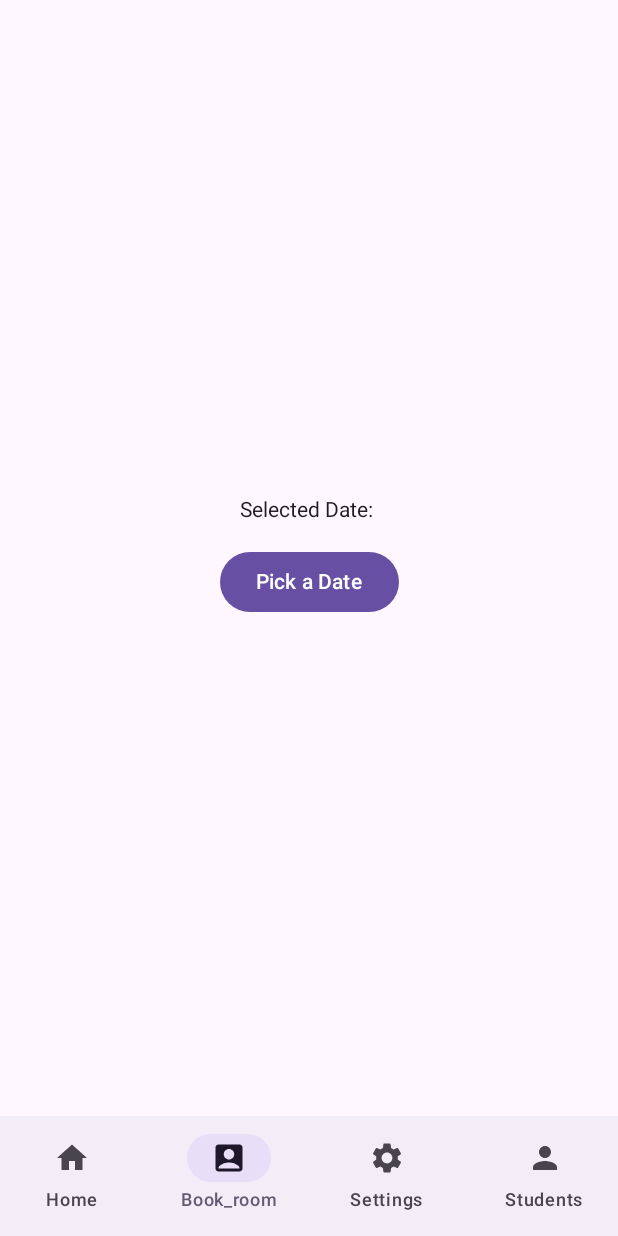
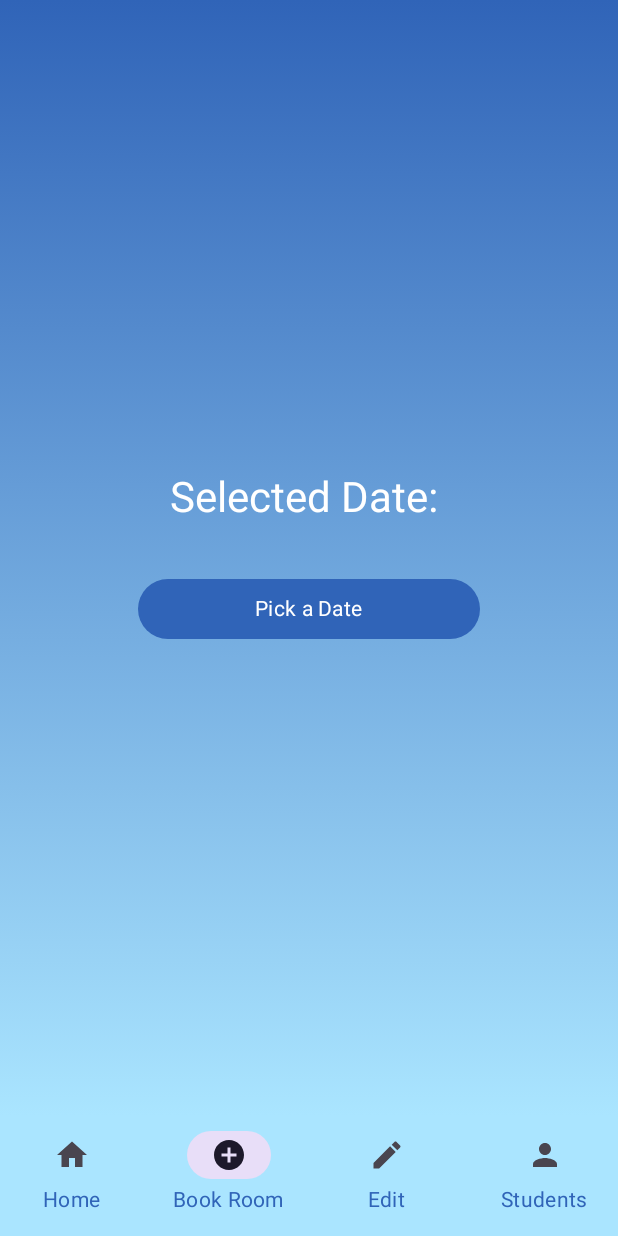
Before and after one commit to Harjappan-Singh/Room_Booking_Android, an Android app built with Jetpack Compose: the HomeScreen screen opened through its navigation route, item 2 of the bottom bar chosen, on a phone screen of 412 x 824 dp. Run offline under Robolectric (Android 15) with nearby library versions, the light colour scheme and no system bars; our stand-ins replace Room's generated code; pictures from the network do not load.

Commit message:
💄 Update UI for booking, student list  and home screen

```diff
--- a/app/src/main/java/com/example/roombooking/navigation/Routes.kt
+++ b/app/src/main/java/com/example/roombooking/navigation/Routes.kt
@@ -6,8 +6,8 @@
     const val Login = "login"
     const val Register = "register"
     const val Home = "home"
-    const val Settings = "settings"
-    const val BookRoom = "book_room"
+    const val Settings = "Edit"
+    const val BookRoom = "Book Room"
     const val DisplayDate = "display_date"
     const val Students = "students"
     const val RoomConfirmation = "confirmBooking/{roomId}/{date}"
--- a/app/src/main/java/com/example/roombooking/view/BookRoomScreen.kt
+++ b/app/src/main/java/com/example/roombooking/view/BookRoomScreen.kt
@@ -7,6 +7,7 @@
 import androidx.compose.material3.Text
 import android.app.DatePickerDialog
 import android.icu.util.Calendar
+import androidx.compose.foundation.background
 import androidx.compose.foundation.layout.Arrangement
 import androidx.compose.foundation.layout.Column
 import androidx.compose.foundation.layout.Spacer
@@ -15,22 +16,26 @@
 import androidx.compose.runtime.remember
 import androidx.compose.ui.platform.LocalContext
 import androidx.compose.foundation.layout.fillMaxSize
+import androidx.compose.foundation.layout.fillMaxWidth
 import androidx.compose.foundation.layout.height
 import androidx.compose.foundation.layout.padding
 import androidx.compose.material3.Button
+import androidx.compose.material3.ButtonDefaults
+import androidx.compose.material3.MaterialTheme
 import androidx.compose.material3.Text
 import androidx.compose.runtime.getValue
 import androidx.compose.runtime.setValue
 import androidx.compose.ui.Alignment
+import androidx.compose.ui.graphics.Brush
 import androidx.compose.ui.tooling.preview.Preview
 import androidx.compose.ui.unit.dp
+import androidx.compose.ui.graphics.Color
 
 @Composable
 fun BookRoomScreen(
     paddingValues: PaddingValues,
     onDateSelected: (String) -> Unit
 ) {
-
     var selectedDate by remember { mutableStateOf("") }
     val context = LocalContext.current
 
@@ -48,7 +53,16 @@
         calendar.get(Calendar.DAY_OF_MONTH)
     )
 
-    Box(modifier = Modifier.padding(paddingValues)) {
+    Box(modifier = Modifier.padding(paddingValues)
+                            .fillMaxSize()
+                            .background(
+            brush = Brush.verticalGradient(
+                colors = listOf(
+                    Color(0xFF3064B8),
+                    Color(0xFFAAE5FF)
+                )
+            )
+        )) {
         Column(
             modifier = Modifier
                 .fillMaxSize()
@@ -56,12 +70,27 @@
             verticalArrangement = Arrangement.Center,
             horizontalAlignment = Alignment.CenterHorizontally
         ) {
-            Text(text = "Selected Date: $selectedDate")
+            Text(
+                text = "Selected Date: $selectedDate",
+                style = MaterialTheme.typography.headlineMedium,
+                color = Color.White,
+                modifier = Modifier.padding(bottom = 16.dp)
+            )
 
             Spacer(modifier = Modifier.height(16.dp))
 
-            Button(onClick = { datePickerDialog.show() }) {
-                Text(text = "Pick a Date")
+            Button(
+                onClick = { datePickerDialog.show() },
+                colors = ButtonDefaults.buttonColors(
+                    containerColor = Color(0xFF3064B8),
+                    contentColor = Color.White
+                ),
+                modifier = Modifier.fillMaxWidth(0.6f)
+            ) {
+                Text(
+                    text = "Pick a Date",
+                    style = MaterialTheme.typography.bodyMedium
+                )
             }
         }
     }
--- a/app/src/main/java/com/example/roombooking/view/BottomNavigationBar.kt
+++ b/app/src/main/java/com/example/roombooking/view/BottomNavigationBar.kt
@@ -1,31 +1,61 @@
 package com.example.roombooking.view
 
-import androidx.compose.material.icons.Icons
+//import androidx.compose.material.icons.Icons
 import androidx.compose.material.icons.filled.AccountBox
 import androidx.compose.material.icons.filled.Home
 import androidx.compose.material.icons.filled.Person
 import androidx.compose.material.icons.filled.Settings
+//import androidx.compose.material3.*
+//import androidx.compose.runtime.Composable
+//import androidx.navigation.NavController
+import com.example.roombooking.navigation.Routes
+
 import androidx.compose.material3.*
+import androidx.compose.ui.graphics.vector.ImageVector
+import androidx.compose.ui.Modifier
+import androidx.compose.ui.tooling.preview.Preview
+import androidx.compose.ui.unit.dp
+import androidx.navigation.NavController
+import androidx.compose.material.icons.Icons
+import androidx.compose.material.icons.filled.AddCircle
+import androidx.compose.material.icons.filled.List
+//import androidx.compose.material.icons.filled.AddBusiness
+import androidx.compose.material.icons.filled.Edit
+//import androidx.compose.material.icons.filled.Group
 import androidx.compose.runtime.Composable
-import androidx.navigation.NavController
-import com.example.roombooking.navigation.Routes
+import androidx.compose.ui.graphics.Color
 
 @Composable
 fun BottomNavigationBar(navController: NavController) {
     val items = listOf(
         Routes.Home to Icons.Default.Home,
-        Routes.BookRoom to Icons.Default.AccountBox,
-        Routes.Settings to Icons.Default.Settings,
-        Routes.Students to Icons.Default.Person
+        Routes.BookRoom to Icons.Default.AddCircle,
+        Routes.Settings to Icons.Default.Edit,
+        Routes.Students to Icons.Default.Person,
     )
+    val darkBlue = Color(0xFF3064B8)
+    val lightBlue = Color(0xFFAAE5FF)
 
-    NavigationBar {
+    NavigationBar (
+        containerColor = lightBlue,
+        contentColor = Color.White
+    ) {
         items.forEach { (route, icon) ->
             NavigationBarItem(
                 selected = navController.currentDestination?.route == route,
                 onClick = { navController.navigate(route) },
-                icon = { Icon(icon, contentDescription = null) },
-                label = { Text(route.capitalize()) }
+                icon = {
+                    Icon(
+                        imageVector = icon,
+                        contentDescription = null
+                    )
+                },
+                label = { Text(route.replaceFirstChar { it.uppercase() },
+                    style = MaterialTheme.typography.bodyMedium,
+                    color = darkBlue
+                    )
+                },
+
             )
         }
     }
--- a/app/src/main/java/com/example/roombooking/view/StudentCard.kt
+++ b/app/src/main/java/com/example/roombooking/view/StudentCard.kt
@@ -1,10 +1,12 @@
 package com.example.roombooking.view
 
+import androidx.compose.foundation.background
 import androidx.compose.foundation.layout.*
 import androidx.compose.material3.*
 import androidx.compose.runtime.Composable
 import androidx.compose.ui.Alignment
 import androidx.compose.ui.Modifier
+import androidx.compose.ui.graphics.Color
 import androidx.compose.ui.unit.dp
 import com.example.roombooking.model.Student
 
@@ -31,7 +33,7 @@
 
             Button(
                 onClick = { onDelete(student.studentId) },
-                colors = ButtonDefaults.buttonColors(containerColor = MaterialTheme.colorScheme.error)
+                colors = ButtonDefaults.buttonColors(containerColor = Color(0xFF3064B8))
             ) {
                 Text("Delete")
             }
```
Also changed, not shown: app/src/main/java/com/example/roombooking/view/DisplayDateScreen.kt (+45 -4 lines), app/src/main/java/com/example/roombooking/view/HomeScreen.kt (+69 -76 lines), app/src/main/java/com/example/roombooking/view/RoomConfirmationScreen.kt (+59 -18 lines), app/src/main/java/com/example/roombooking/view/StudentScreen.kt (+24 -8 lines).
